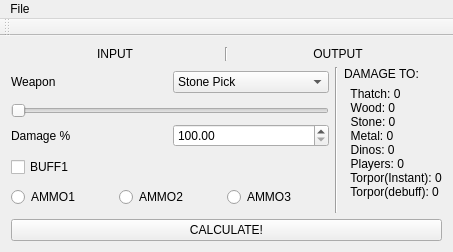
The window that mainwindow.ui (mattearly/ARK-Survial-Evolved-damage-calculator) describes before a commit, drawn with Qt 5.
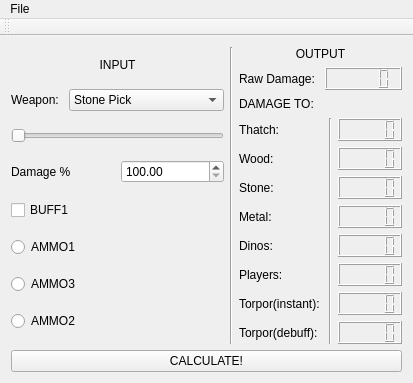
The same window after the commit.

```diff
--- a/mainwindow.ui
+++ b/mainwindow.ui
@@ -6,18 +6,20 @@
    <rect>
     <x>0</x>
     <y>0</y>
-    <width>453</width>
-    <height>218</height>
+    <width>393</width>
+    <height>383</height>
    </rect>
   </property>
   <property name="windowTitle">
    <string>MainWindow</string>
   </property>
   <widget class="QWidget" name="centralWidget">
+   <layout class="QGridLayout" name="gridLayout">
+    <item row="0" column="0">
+     <layout class="QHBoxLayout" name="horizontalLayout_5">
+      <item>
    <layout class="QVBoxLayout" name="verticalLayout_4">
     <item>
-     <layout class="QHBoxLayout" name="horizontalLayout_4">
-      <item>
        <widget class="QLabel" name="label_input">
         <property name="sizePolicy">
          <sizepolicy hsizetype="Preferred" vsizetype="Maximum">
@@ -34,40 +36,11 @@
        </widget>
       </item>
       <item>
-       <widget class="Line" name="line_2">
-        <property name="orientation">
-         <enum>Qt::Vertical</enum>
-        </property>
-       </widget>
-      </item>
-      <item>
-       <widget class="QLabel" name="label_output">
-        <property name="sizePolicy">
-         <sizepolicy hsizetype="Preferred" vsizetype="Maximum">
-          <horstretch>0</horstretch>
-          <verstretch>0</verstretch>
-         </sizepolicy>
-        </property>
-        <property name="text">
-         <string>OUTPUT</string>
-        </property>
-        <property name="alignment">
-         <set>Qt::AlignCenter</set>
-        </property>
-       </widget>
-      </item>
-     </layout>
-    </item>
-    <item>
-     <layout class="QHBoxLayout" name="horizontalLayout_5">
-      <item>
-       <layout class="QVBoxLayout" name="verticalLayout_3">
-        <item>
-         <layout class="QHBoxLayout" name="horizontalLayout_3">
+         <layout class="QHBoxLayout" name="horizontalLayout_4">
           <item>
            <widget class="QLabel" name="label_Weapon">
             <property name="text">
-             <string>Weapon</string>
+             <string>Weapon: </string>
             </property>
            </widget>
           </item>
@@ -188,8 +161,6 @@
          </layout>
         </item>
         <item>
-         <layout class="QVBoxLayout" name="verticalLayout">
-          <item>
            <widget class="QSlider" name="horizontalSlider">
             <property name="orientation">
              <enum>Qt::Horizontal</enum>
@@ -197,7 +168,7 @@
            </widget>
           </item>
           <item>
-           <layout class="QHBoxLayout" name="horizontalLayout_2">
+         <layout class="QHBoxLayout" name="horizontalLayout_3">
             <item>
              <widget class="QLabel" name="label_damagepercent">
               <property name="text">
@@ -217,8 +188,6 @@
             </item>
            </layout>
           </item>
-         </layout>
-        </item>
         <item>
          <widget class="QCheckBox" name="checkBox">
           <property name="text">
@@ -227,21 +196,12 @@
          </widget>
         </item>
         <item>
-         <layout class="QHBoxLayout" name="horizontalLayout">
-          <item>
            <widget class="QRadioButton" name="radioButton">
             <property name="text">
              <string>AMMO1</string>
             </property>
            </widget>
           </item>
-          <item>
-           <widget class="QRadioButton" name="radioButton_2">
-            <property name="text">
-             <string>AMMO2</string>
-            </property>
-           </widget>
-          </item>
           <item>
            <widget class="QRadioButton" name="radioButton_3">
             <property name="text">
@@ -249,7 +209,12 @@
             </property>
            </widget>
           </item>
-         </layout>
+        <item>
+         <widget class="QRadioButton" name="radioButton_2">
+          <property name="text">
+           <string>AMMO2</string>
+          </property>
+         </widget>
         </item>
        </layout>
       </item>
@@ -261,7 +226,37 @@
        </widget>
       </item>
       <item>
-       <layout class="QVBoxLayout" name="verticalLayout_2">
+       <layout class="QVBoxLayout" name="verticalLayout_3">
+        <item>
+         <widget class="QLabel" name="label_output">
+          <property name="sizePolicy">
+           <sizepolicy hsizetype="Preferred" vsizetype="Maximum">
+            <horstretch>0</horstretch>
+            <verstretch>0</verstretch>
+           </sizepolicy>
+          </property>
+          <property name="text">
+           <string>OUTPUT</string>
+          </property>
+          <property name="alignment">
+           <set>Qt::AlignCenter</set>
+          </property>
+         </widget>
+        </item>
+        <item>
+         <layout class="QHBoxLayout" name="horizontalLayout_2">
+          <item>
+           <widget class="QLabel" name="label_6">
+            <property name="text">
+             <string>Raw Damage: </string>
+            </property>
+           </widget>
+          </item>
+          <item>
+           <widget class="QLCDNumber" name="lcdNumber"/>
+          </item>
+         </layout>
+        </item>
         <item>
          <widget class="QLabel" name="label">
           <property name="text">
@@ -270,25 +265,109 @@
          </widget>
         </item>
         <item>
-         <widget class="QLabel" name="label_damages">
+         <layout class="QHBoxLayout" name="horizontalLayout">
+          <item>
+           <layout class="QVBoxLayout" name="verticalLayout_2">
+            <item>
+             <widget class="QLabel" name="label_2">
           <property name="text">
-           <string>  Thatch: 0
-  Wood: 0
-  Stone: 0
-  Metal: 0
-  Dinos: 0
-  Players: 0
-  Torpor(Instant): 0
-  Torpor(debuff): 0
-</string>
+               <string>Thatch: </string>
           </property>
          </widget>
         </item>
-       </layout>
-      </item>
+            <item>
+             <widget class="QLabel" name="label_3">
+              <property name="text">
+               <string>Wood: </string>
+              </property>
+             </widget>
+            </item>
+            <item>
+             <widget class="QLabel" name="label_4">
+              <property name="text">
+               <string>Stone: </string>
+              </property>
+             </widget>
+            </item>
+            <item>
+             <widget class="QLabel" name="label_5">
+              <property name="text">
+               <string>Metal: </string>
+              </property>
+             </widget>
+            </item>
+            <item>
+             <widget class="QLabel" name="label_7">
+              <property name="text">
+               <string>Dinos: </string>
+              </property>
+             </widget>
+            </item>
+            <item>
+             <widget class="QLabel" name="label_8">
+              <property name="text">
+               <string>Players: </string>
+              </property>
+             </widget>
+            </item>
+            <item>
+             <widget class="QLabel" name="label_9">
+              <property name="text">
+               <string>Torpor(instant): </string>
+              </property>
+             </widget>
+            </item>
+            <item>
+             <widget class="QLabel" name="label_10">
+              <property name="text">
+               <string>Torpor(debuff): </string>
+              </property>
+             </widget>
+            </item>
      </layout>
     </item>
     <item>
+           <widget class="Line" name="line_3">
+            <property name="orientation">
+             <enum>Qt::Vertical</enum>
+            </property>
+           </widget>
+          </item>
+          <item>
+           <layout class="QVBoxLayout" name="verticalLayout">
+            <item>
+             <widget class="QLCDNumber" name="lcdNumber_2"/>
+            </item>
+            <item>
+             <widget class="QLCDNumber" name="lcdNumber_3"/>
+            </item>
+            <item>
+             <widget class="QLCDNumber" name="lcdNumber_4"/>
+            </item>
+            <item>
+             <widget class="QLCDNumber" name="lcdNumber_5"/>
+            </item>
+            <item>
+             <widget class="QLCDNumber" name="lcdNumber_6"/>
+            </item>
+            <item>
+             <widget class="QLCDNumber" name="lcdNumber_7"/>
+            </item>
+            <item>
+             <widget class="QLCDNumber" name="lcdNumber_8"/>
+            </item>
+            <item>
+             <widget class="QLCDNumber" name="lcdNumber_9"/>
+            </item>
+           </layout>
+          </item>
+         </layout>
+        </item>
+       </layout>
+      </item>
+     </layout>
+    </item>
+    <item row="1" column="0">
      <widget class="QPushButton" name="pushButton">
       <property name="text">
        <string>CALCULATE!</string>
@@ -302,8 +381,8 @@
     <rect>
      <x>0</x>
      <y>0</y>
-     <width>453</width>
-     <height>19</height>
+     <width>393</width>
+     <height>21</height>
     </rect>
    </property>
    <widget class="QMenu" name="menuFile">
```
Lines whose indentation alone changed are shown as unchanged.
